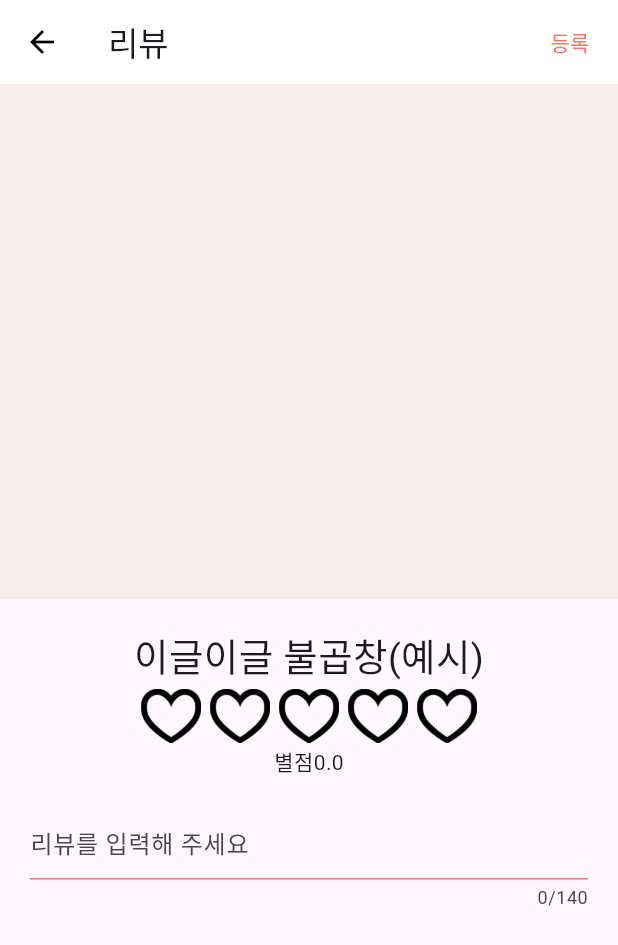
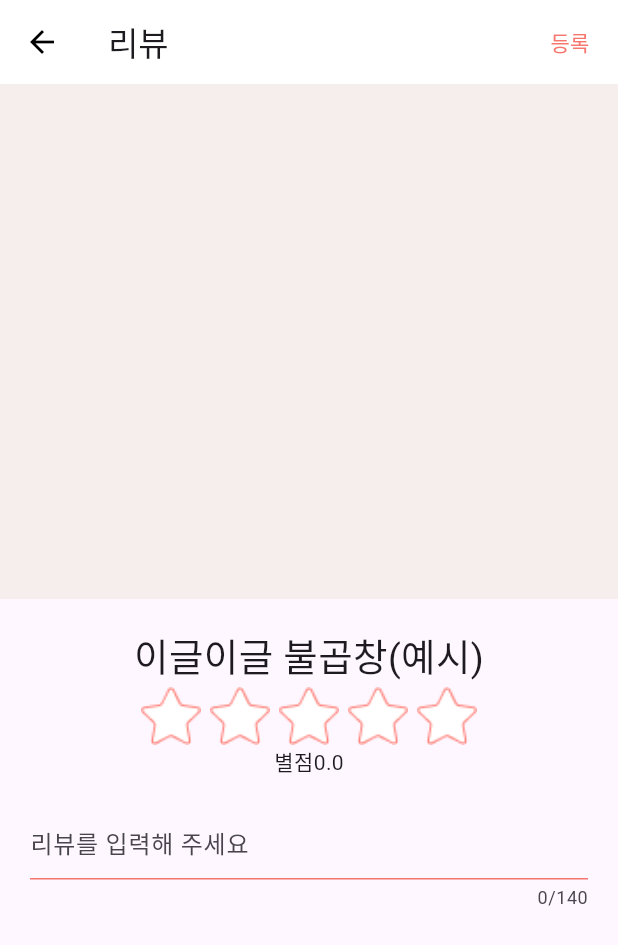
Before and after one commit to 2017tae/youkids, a Flutter app: the CreateShopReviewScreen screen opened directly, on a phone screen of 412 x 824 dp. Shown: the top 945 px of the screen. Run offline on Flutter 3.47's test engine with Material 2 defaults, Android fonts, the phone set to English and light mode, and no system bars; drawn by our look-alikes of flutter_rating_bar; our stand-ins replace carousel_slider; project files that could hold a hidden picture were left out.

```diff
--- a/frontend/lib/src/screens/shop/create_shop_review_screen.dart
+++ b/frontend/lib/src/screens/shop/create_shop_review_screen.dart
@@ -73,10 +73,12 @@ class _CreateShopReviewScreenState extends State<CreateShopReviewScreen> {
                     updateOnDrag: true,
                     itemPadding: const EdgeInsets.symmetric(horizontal: 3),
                     ratingWidget: RatingWidget(
-                      full: Image.asset('lib/src/assets/icons/heart.png'),
-                      half: Image.asset('lib/src/assets/icons/heart_half.png'),
-                      empty:
-                          Image.asset('lib/src/assets/icons/heart_border.png'),
+                      full: Image.asset(
+                          'lib/src/assets/icons/rating_full_lg.png'),
+                      half: Image.asset(
+                          'lib/src/assets/icons/rating_half_lg.png'),
+                      empty: Image.asset(
+                          'lib/src/assets/icons/rating_empty_lg.png'),
                     ),
                     onRatingUpdate: (value) {
                       setState(() {
```
